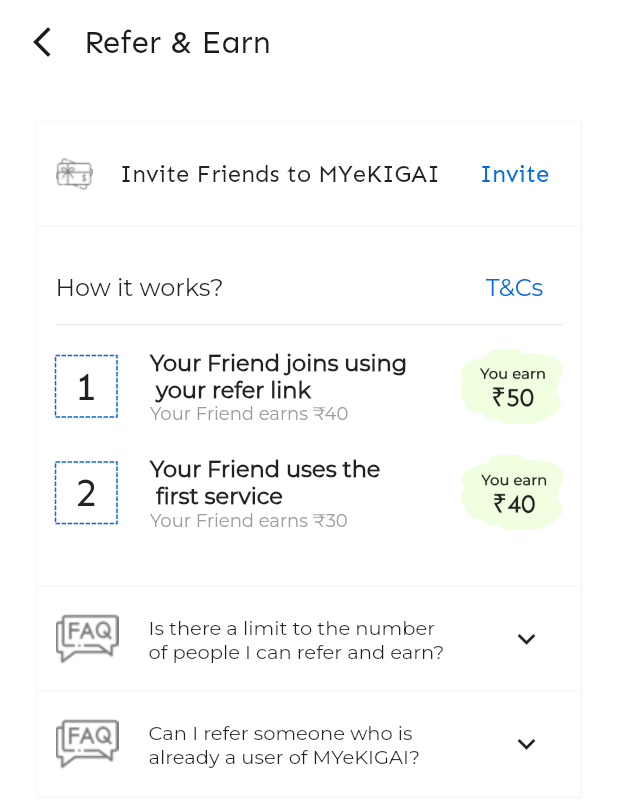
After one commit to AbishekGhalley/App_Development_Project, a Flutter app: the screen it shows after launch, on a phone screen of 412 x 824 dp. The commit adds this screen. Shown: the top 808 px of the screen. Run offline on Flutter 3.47's test engine with Material 2 defaults, Android fonts, the phone set to English and light mode, and no system bars; drawn by our look-alikes of dotted_border; our stand-ins replace flutter_svg, google_fonts.

Commit message:
Refer And Earn completed

```diff
--- a/lib/constants/assets_constants.dart
+++ b/lib/constants/assets_constants.dart
@@ -5,9 +5,13 @@ class AssetsConstants {
   static const String buddy = "$_pngPath/Buddy.png";
   static const String reserveVehicle = "$_pngPath/ReserveVehicle.png";
   static const String scango = "$_pngPath/ScanGo.png";
+  static const String faq = "$_pngPath/Faq.png";
+  static const String refersplash1 = "$_pngPath/Refersplash1.png";
+  static const String refersplash2 = "$_pngPath/Refersplash2.png";
   static const String shareRide = "$_pngPath/ShareRide.png";
   static const String supercharge = "$_pngPath/Supercharge.png";
   static const String swapbattery = "$_pngPath/SwapBattery.png";
+  static const String giftcard = "$_pngPath/Giftcard.png";
   static const String signUpHome = "$_svgPath/scanAndGo.svg";
   static const String logo = "$_svgPath/logo.svg";
 }
--- /dev/null
+++ b/lib/features/hamburger/view/ReferEarn.dart
@@ -0,0 +1,233 @@
+import 'package:dotted_border/dotted_border.dart';
+import 'package:flutter/material.dart';
+import 'package:myekigai/features/hamburger/view/content_model_referearn.dart';
+import 'package:myekigai/reusables/TopAppbar.dart';
+import 'package:myekigai/constants/constants.dart';
+import 'package:myekigai/theme/pallete.dart';
+
+class ReferEarn extends StatelessWidget {
+  const ReferEarn({super.key});
+
+  @override
+  Widget build(BuildContext context) {
+    return Scaffold(
+        appBar: const TopAppbar(toptitle: "Refer & Earn"),
+        body: SizedBox(
+            height: double.infinity,
+            child: Padding(
+              padding: const EdgeInsets.only(left: 25, right: 25, top: 25),
+              child: Column(
+                children: [
+                  Container(
+                      width: double.infinity,
+                      height: 70,
+                      decoration: const BoxDecoration(boxShadow: [
+                        BoxShadow(
+                          color: Color.fromRGBO(171, 171, 171, 0.25),
+                          offset: Offset(0, 0),
+                          spreadRadius: 0,
+                          blurRadius: 1,
+                        ),
+                        BoxShadow(
+                          color: Color.fromRGBO(255, 255, 255, 1),
+                          offset: Offset(0, 0),
+                          spreadRadius: 0,
+                          blurRadius: 0,
+                        ),
+                      ]),
+                      child: Padding(
+                        padding: const EdgeInsets.symmetric(
+                            vertical: 17, horizontal: 12),
+                        child: Row(
+                          mainAxisAlignment: MainAxisAlignment.spaceBetween,
+                          children: [
+                            Image.asset(AssetsConstants.giftcard),
+                            const Text("Invite Friends to MYeKIGAI",
+                                style: TextStyle(
+                                    fontSize: 16,
+                                    fontWeight: FontWeight.w500,
+                                    fontFamily: "Sen")),
+                            TextButton(
+                                onPressed: () {},
+                                child: const Text("Invite",
+                                    style: TextStyle(
+                                        color: Pallete.primaryColor,
+                                        fontSize: 16,
+                                        fontWeight: FontWeight.w400,
+                                        fontFamily: "Sen")))
+                          ],
+                        ),
+                      )),
+                  SizedBox(
+                      width: double.infinity,
+                      height: 240,
+                      child: Container(
+                        decoration: const BoxDecoration(boxShadow: [
+                          BoxShadow(
+                            color: Color.fromRGBO(171, 171, 171, 0.25),
+                            offset: Offset(0, 0),
+                            spreadRadius: 0,
+                            blurRadius: 1,
+                          ),
+                          BoxShadow(
+                            color: Color.fromRGBO(255, 255, 255, 1),
+                            offset: Offset(0, 0),
+                            spreadRadius: 0,
+                            blurRadius: 0,
+                          ),
+                        ]),
+                        child: Padding(
+                          padding: const EdgeInsets.symmetric(
+                              vertical: 17, horizontal: 12),
+                          child: Column(
+                            children: [
+                              Row(
+                                mainAxisAlignment:
+                                    MainAxisAlignment.spaceBetween,
+                                children: [
+                                  const Text(
+                                    "How it works?",
+                                    style: TextStyle(
+                                        fontSize: 16,
+                                        fontWeight: FontWeight.w500,
+                                        fontFamily: "Montserrat"),
+                                  ),
+                                  TextButton(
+                                      onPressed: () {},
+                                      child: const Text(
+                                        "T&Cs",
+                                        style: TextStyle(
+                                            color: Pallete.primaryColor,
+                                            fontSize: 16,
+                                            fontWeight: FontWeight.w400,
+                                            fontFamily: "Montserrat"),
+                                      ))
+                                ],
+                              ),
+                              const Divider(
+                                color: Pallete.partitionlineColor,
+                                height: 1,
+                              ),
+                              const SizedBox(
+                                height: 15,
+                              ),
+                              Expanded(
+                                  child: ListView.builder(
+                                itemCount: questions.length,
+                                itemBuilder: (BuildContext context, int index) {
+                                  int x = index + 1;
+                                  return Column(children: [
+                                    Row(children: [
+                                      DottedBorder(
+                                        color: Pallete.primaryColor,
+                                        strokeWidth: 1,
+                                        child: Container(
+                                            alignment: Alignment.center,
+                                            width: 37,
+                                            height: 37,
+                                            child: Text(
+                                              "$x",
+                                              style: const TextStyle(
+                                                  fontSize: 27,
+                                                  fontWeight: FontWeight.w400,
+                                                  fontFamily: "Sen"),
+                                            )),
+                                      ),
+                                      const SizedBox(
+                                        width: 22,
+                                      ),
+                                      SizedBox(
+                                        child: Column(
+                                            crossAxisAlignment:
+                                                CrossAxisAlignment.start,
+                                            children: [
+                                              Text(
+                                                questions[index].text,
+                                                style: const TextStyle(
+                                                    fontSize: 15,
+                                                    fontWeight: FontWeight.w600,
+                                                    fontFamily: "Montserrat"),
+                                              ),
+                                              Text(
+                                                questions[index].smalltext,
+                                                style: const TextStyle(
+                                                    color: Pallete.geryColor,
+                                                    fontSize: 12,
+                                                    fontWeight: FontWeight.w500,
+                                                    fontFamily: "Montserrat"),
+                                              )
+                                            ]),
+                                      ),
+                                      const Spacer(),
+                                      Container(
+                                        width: 68,
+                                        height: 50,
+                                        alignment: Alignment.center,
+                                        decoration: BoxDecoration(
+                                            image: DecorationImage(
+                                                image: AssetImage(
+                                                    questions[index].image),
+                                                fit: BoxFit.cover)),
+                                      ),
+                                    ]),
+                                    const SizedBox(
+                                      height: 20,
+                                    )
+                                  ]);
+                                },
+                              )),
+                            ],
+                          ),
+                        ),
+                      )),
+                  Expanded(
+                      child: ListView.builder(
+                    itemCount: askedquestions.length,
+                    itemBuilder: (BuildContext context, int index) {
+                      return Container(
+                        width: double.infinity,
+                        height: 70,
+                        decoration: const BoxDecoration(boxShadow: [
+                          BoxShadow(
+                            color: Color.fromRGBO(171, 171, 171, 0.25),
+                            offset: Offset(0, 0),
+                            spreadRadius: 0,
+                            blurRadius: 1,
+                          ),
+                          BoxShadow(
+                            color: Color.fromRGBO(255, 255, 255, 1),
+                            offset: Offset(0, 0),
+                            spreadRadius: 0,
+                            blurRadius: 0,
+                          ),
+                        ]),
+                        child: Padding(
+                            padding: const EdgeInsets.symmetric(
+                                horizontal: 12, vertical: 8),
+                            child: Row(children: [
+                              Image.asset(AssetsConstants.faq),
+                              const SizedBox(
+                                width: 20,
+                              ),
+                              Text(
+                                askedquestions[index].question,
+                                style: const TextStyle(
+                                    fontSize: 13,
+                                    fontWeight: FontWeight.w500,
+                                    fontFamily: "Montserrat"),
+                              ),
+                              const Spacer(),
+                              IconButton(
+                                icon:
+                                    const Icon(Icons.keyboard_arrow_down_sharp),
+                                onPressed: () {},
+                              ),
+                            ])),
+                      );
+                    },
+                  ))
+                ],
+              ),
+            )));
+  }
+}
--- /dev/null
+++ b/lib/features/hamburger/view/content_model_referearn.dart
@@ -0,0 +1,36 @@
+import 'package:myekigai/constants/assets_constants.dart';
+
+class Deployment {
+  String text;
+  String smalltext;
+  String image;
+  Deployment({required this.text, required this.smalltext, required this.image});
+}
+
+List<Deployment> questions = [
+  Deployment(
+      text: "Your Friend joins using"
+          "\n your refer link",
+      smalltext: "Your Friend earns ₹40",
+  image: AssetsConstants.refersplash1),
+  Deployment(
+      text: "Your Friend uses the "
+          "\n first service",
+      smalltext: "Your Friend earns ₹30",
+  image: AssetsConstants.refersplash2),
+];
+class Faq{
+  String question;
+
+  Faq({required this.question});
+}
+List <Faq> askedquestions=[
+  Faq(
+   question: "Is there a limit to the number"
+       "\nof people I can refer and earn?"
+  ),
+  Faq(
+    question: "Can I refer someone who is"
+        "\nalready a user of MYeKIGAI?"
+  )
+] ;
--- a/lib/main.dart
+++ b/lib/main.dart
@@ -1,5 +1,6 @@
 import 'package:flutter/material.dart';
 import 'package:myekigai/features/auth/view/login_view.dart';
+import 'package:myekigai/features/hamburger/view/ReferEarn.dart';
 import 'package:myekigai/features/onboarding/view/onboarding.dart';
 import 'package:myekigai/theme/theme.dart';
 
@@ -17,7 +18,7 @@ class MyApp extends StatelessWidget {
       debugShowCheckedModeBanner: false,
       title: 'Flutter Demo',
       theme: AppTheme.theme,
-      home: onboarding(),
+      home: const ReferEarn(),
     );
   }
 }
--- /dev/null
+++ b/lib/reusables/TopAppbar.dart
@@ -0,0 +1,29 @@
+import 'package:flutter/material.dart';
+class TopAppbar extends StatelessWidget implements PreferredSizeWidget{
+  final String toptitle;
+  const TopAppbar({super.key,required this.toptitle});
+@override
+Size get preferredSize => const Size.fromHeight(kToolbarHeight);
+  @override
+  Widget build(BuildContext context) {
+    return AppBar(  backgroundColor: Colors.white,
+      titleSpacing: 0,
+      centerTitle: false,
+      title: Text(
+      toptitle,
+        style: const TextStyle(
+          color: Color(0xFF1C1C1C),
+          fontSize: 21,
+          fontFamily: 'Sen',
+          fontWeight: FontWeight.w400,
+        ),
+      ),
+      leading: IconButton(
+        icon: const Icon(Icons.arrow_back_ios_new_sharp,
+            color: Color(0xFF1C1C1C)),
+        onPressed: () {
+          Navigator.pop(context);
+        },
+      ),);
+  }
+}
```
Also changed, not shown: pubspec.yaml (+15 -10 lines), assets/fonts/Montserrat-Regular.ttf (added), assets/fonts/Quantico-Regular.ttf (added), assets/fonts/Sen-Regular.ttf (added), assets/pngs/Faq.png (added), assets/pngs/Giftcard.png (added), assets/pngs/Refersplash1.png (added), assets/pngs/Refersplash2.png (added), pubspec.lock.
